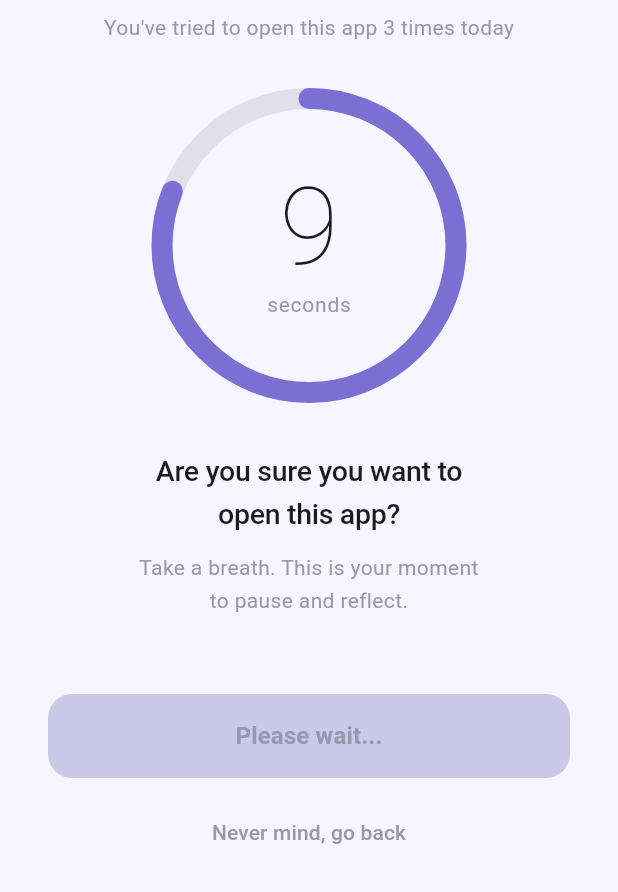
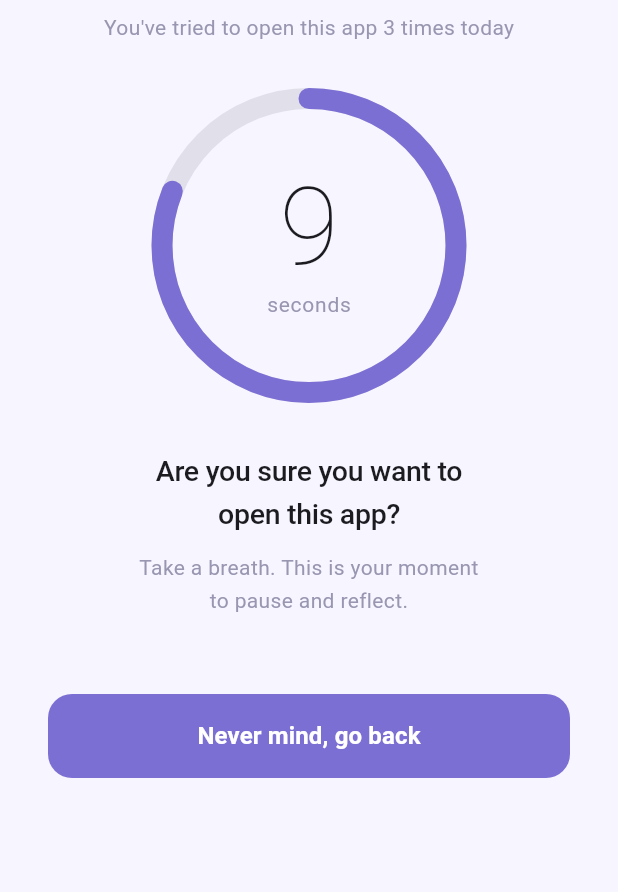
Before and after one commit to kieran20022/gratification-app, a Flutter app: the _PreviewPage screen opened directly with empty values, on a phone screen of 412 x 824 dp, the part 344-1236 px from its top. Run offline on Flutter 3.47's test engine with Material 3 defaults, Android fonts, the light colour scheme and no system bars; our stand-ins replace shared_preferences; missing offline and left inert: mcp_toolkit; accounts and stored records are empty.

Commit message:
Swap primary/secondary button actions in preview
Make the primary ElevatedButton always act as a back action labeled "Never mind, go back" and remove the previous disabled-state logic and conditional label. The "Open App" action is now a secondary TextButton wrapped with AnimatedOpacity and IgnorePointer so it only appears and is clickable when _canOpen is true. This simplifies button states and improves UX by revealing the open action when available.

```diff
--- a/gratify/lib/screens/settings_screen.dart
+++ b/gratify/lib/screens/settings_screen.dart
@@ -568,29 +568,33 @@ class _PreviewPageState extends State<_PreviewPage>
                   ),
                 const Spacer(flex: 2),
                 ElevatedButton(
-                  onPressed: _canOpen ? () => Navigator.pop(context) : null,
+                  onPressed: () => Navigator.pop(context),
                   style: ElevatedButton.styleFrom(
                     backgroundColor: const Color(0xFF7B6FD4),
                     foregroundColor: Colors.white,
-                    disabledBackgroundColor: const Color(0xFFCBC8E8),
-                    disabledForegroundColor: const Color(0xFF9896B0),
                     minimumSize: const Size(double.infinity, 56),
                     shape: RoundedRectangleBorder(
                         borderRadius: BorderRadius.circular(16)),
                     elevation: 0,
                   ),
-                  child: Text(
-                    _canOpen ? 'Open App' : 'Please wait...',
-                    style: const TextStyle(
-                        fontSize: 16, fontWeight: FontWeight.w600),
+                  child: const Text(
+                    'Never mind, go back',
+                    style: TextStyle(fontSize: 16, fontWeight: FontWeight.w600),
                   ),
                 ),
                 const SizedBox(height: 12),
-                TextButton(
-                  onPressed: () => Navigator.pop(context),
-                  child: const Text(
-                    'Never mind, go back',
-                    style: TextStyle(color: Color(0xFF9896B0), fontSize: 14),
+                AnimatedOpacity(
+                  opacity: _canOpen ? 1.0 : 0.0,
+                  duration: const Duration(milliseconds: 400),
+                  child: IgnorePointer(
+                    ignoring: !_canOpen,
+                    child: TextButton(
+                      onPressed: () => Navigator.pop(context),
+                      child: const Text(
+                        'Open App',
+                        style: TextStyle(color: Color(0xFF9896B0), fontSize: 14),
+                      ),
+                    ),
                   ),
                 ),
                 const SizedBox(height: 16),
```
